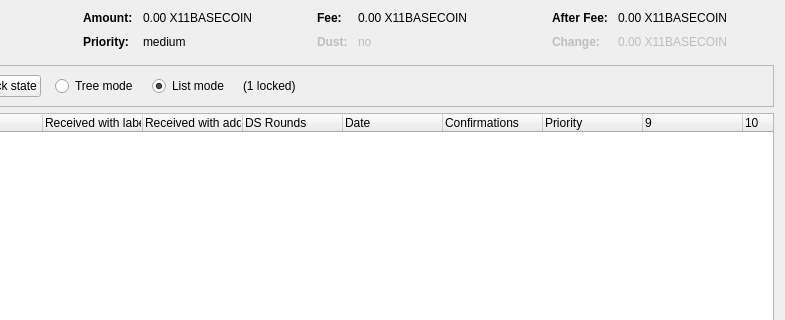
This is src/qt/forms/coincontroldialog.ui in nohhplus0/x11basecoin as Qt 5 draws it before an edit; both pictures show x 169 to 954 and y 0 to 320 of the 954 by 500 pixel window. The edited form follows.
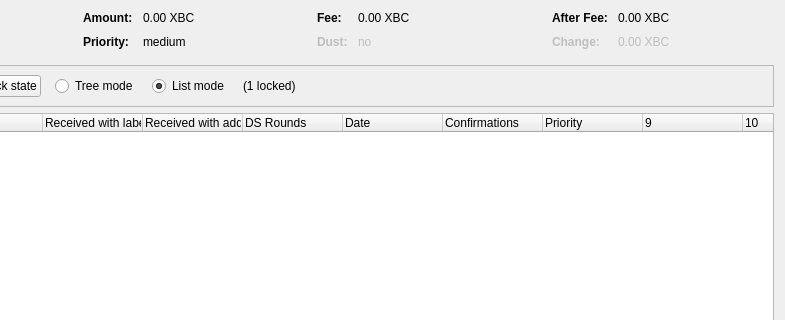
This is the edited form. Custom widgets are drawn as their Qt base class.

```diff
--- a/src/qt/forms/coincontroldialog.ui
+++ b/src/qt/forms/coincontroldialog.ui
@@ -132,7 +132,7 @@
           <enum>Qt::ActionsContextMenu</enum>
          </property>
          <property name="text">
-          <string notr="true">0.00 X11BASECOIN</string>
+          <string notr="true">0.00 XBC</string>
          </property>
          <property name="textInteractionFlags">
           <set>Qt::LinksAccessibleByMouse|Qt::TextSelectableByKeyboard|Qt::TextSelectableByMouse</set>
@@ -206,7 +206,7 @@
           <enum>Qt::ActionsContextMenu</enum>
          </property>
          <property name="text">
-          <string notr="true">0.00 X11BASECOIN</string>
+          <string notr="true">0.00 XBC</string>
          </property>
          <property name="textInteractionFlags">
           <set>Qt::LinksAccessibleByMouse|Qt::TextSelectableByKeyboard|Qt::TextSelectableByMouse</set>
@@ -286,7 +286,7 @@
           <enum>Qt::ActionsContextMenu</enum>
          </property>
          <property name="text">
-          <string notr="true">0.00 X11BASECOIN</string>
+          <string notr="true">0.00 XBC</string>
          </property>
          <property name="textInteractionFlags">
           <set>Qt::LinksAccessibleByMouse|Qt::TextSelectableByKeyboard|Qt::TextSelectableByMouse</set>
@@ -321,7 +321,7 @@
           <enum>Qt::ActionsContextMenu</enum>
          </property>
          <property name="text">
-          <string notr="true">0.00 X11BASECOIN</string>
+          <string notr="true">0.00 XBC</string>
          </property>
          <property name="textInteractionFlags">
           <set>Qt::LinksAccessibleByMouse|Qt::TextSelectableByKeyboard|Qt::TextSelectableByMouse</set>
```
